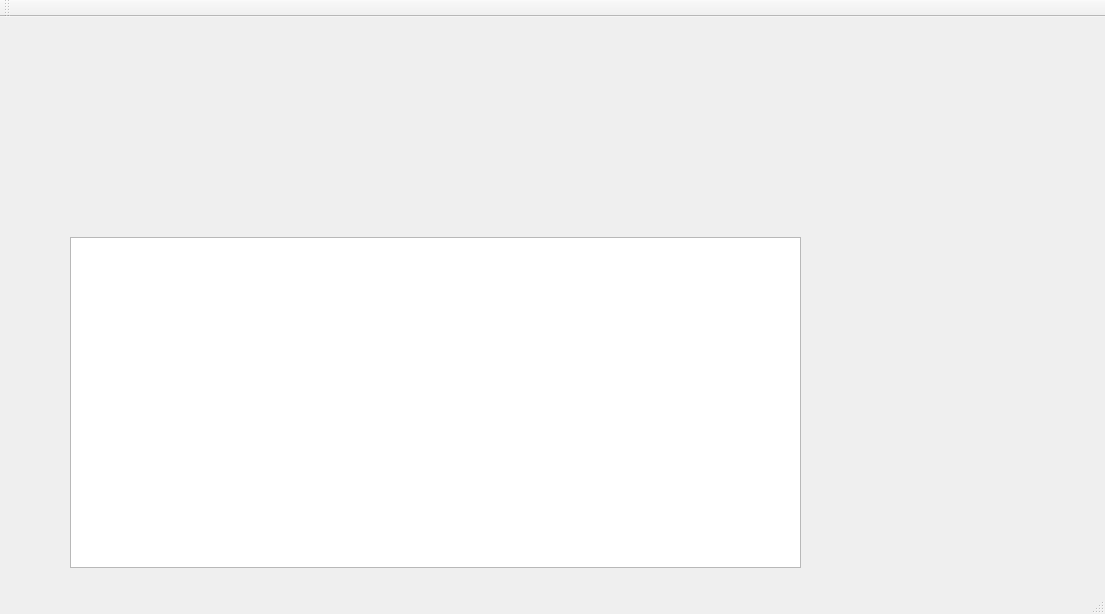
Qt form Projet3_Trading_HJY/mainwindow.ui (MacFly669/myGitFiles) before a commit.
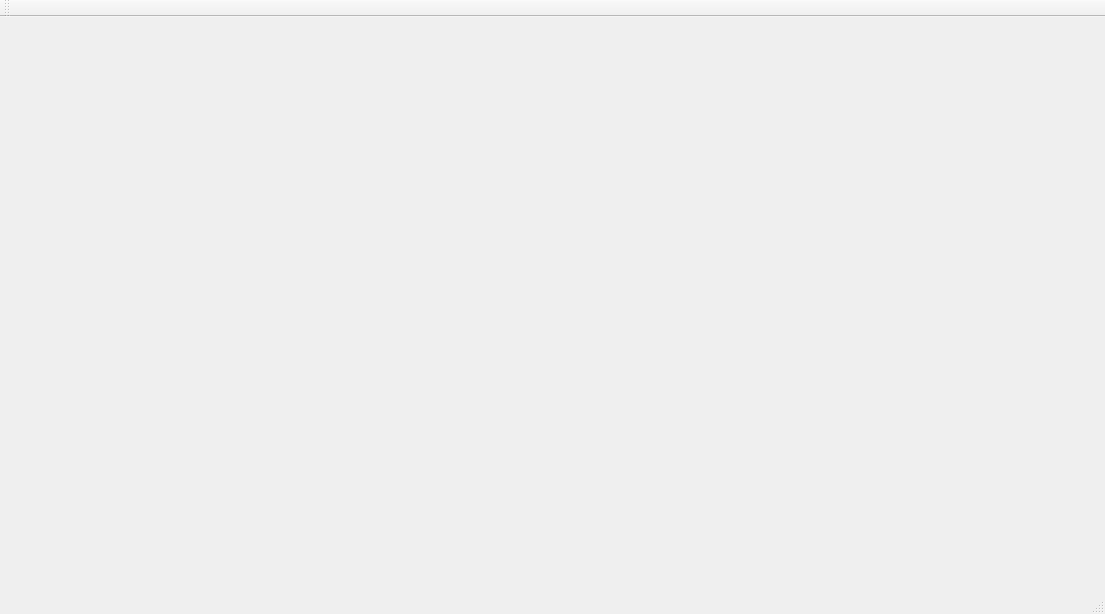
The same form after that commit.

The edit to the form file:
```diff
--- a/Projet3_Trading_HJY/mainwindow.ui
+++ b/Projet3_Trading_HJY/mainwindow.ui
@@ -13,18 +13,7 @@
   <property name="windowTitle">
    <string>MainWindow</string>
   </property>
-  <widget class="QWidget" name="centralWidget">
-   <widget class="QTableView" name="tableView">
-    <property name="geometry">
-     <rect>
-      <x>70</x>
-      <y>220</y>
-      <width>731</width>
-      <height>331</height>
-     </rect>
-    </property>
-   </widget>
-  </widget>
+  <widget class="QWidget" name="centralWidget"/>
   <widget class="QMenuBar" name="menuBar">
    <property name="geometry">
     <rect>
```
